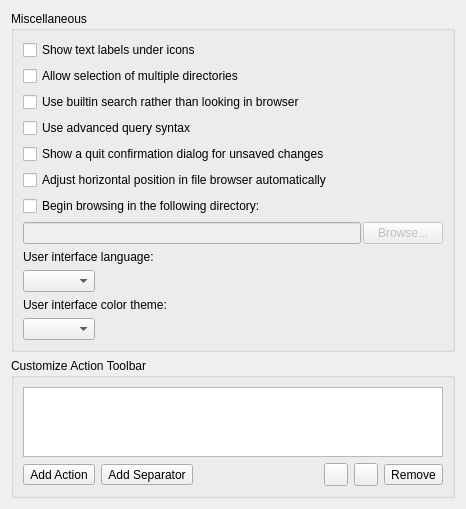
The window that ui/options_interface.ui (metabrainz/picard) describes before a commit, drawn with Qt 5.
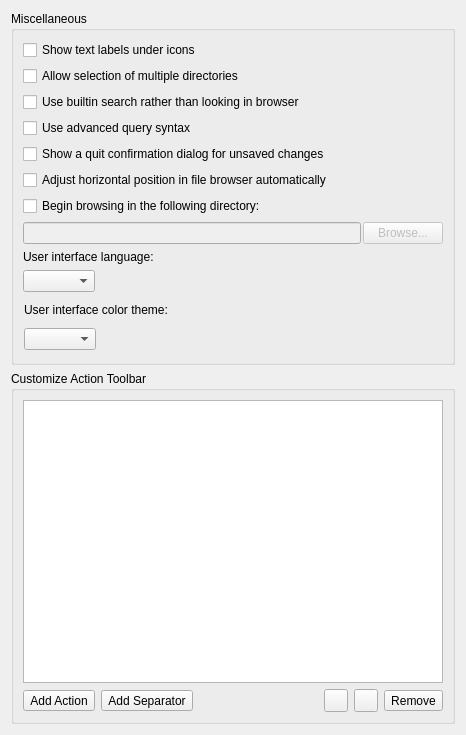
The same window after the commit. Icons and pictures are not drawn.

Commit message: Ensure theme is known and hide all UI theme controls at once

Diff of the .ui file:
```diff
--- a/ui/options_interface.ui
+++ b/ui/options_interface.ui
@@ -7,7 +7,7 @@
     <x>0</x>
     <y>0</y>
     <width>466</width>
-    <height>505</height>
+    <height>735</height>
    </rect>
   </property>
   <layout class="QVBoxLayout">
@@ -118,6 +118,45 @@
        </layout>
       </item>
       <item>
+       <widget class="QWidget" name="ui_theme_container" native="true">
+        <property name="enabled">
+         <bool>true</bool>
+        </property>
+        <property name="sizePolicy">
+         <sizepolicy hsizetype="Preferred" vsizetype="Preferred">
+          <horstretch>0</horstretch>
+          <verstretch>0</verstretch>
+         </sizepolicy>
+        </property>
+        <property name="minimumSize">
+         <size>
+          <width>0</width>
+          <height>55</height>
+         </size>
+        </property>
+        <property name="baseSize">
+         <size>
+          <width>0</width>
+          <height>30</height>
+         </size>
+        </property>
+        <widget class="QWidget" name="verticalLayoutWidget">
+         <property name="geometry">
+          <rect>
+           <x>-3</x>
+           <y>0</y>
+           <width>421</width>
+           <height>52</height>
+          </rect>
+         </property>
+         <layout class="QVBoxLayout" name="verticalLayout_3">
+          <property name="spacing">
+           <number>6</number>
+          </property>
+          <property name="leftMargin">
+           <number>4</number>
+          </property>
+          <item>
        <widget class="QLabel" name="label_theme">
         <property name="text">
          <string>User interface color theme:</string>
@@ -146,6 +185,10 @@
       </item>
      </layout>
     </widget>
+       </widget>
+      </item>
+     </layout>
+    </widget>
    </item>
    <item>
     <widget class="QGroupBox" name="customize_toolbar_box">
```
Left out of the diff: 6 changed lines with no effect on the pictures. Lines whose indentation alone changed are shown as unchanged. The commit also changes 3 other files.
